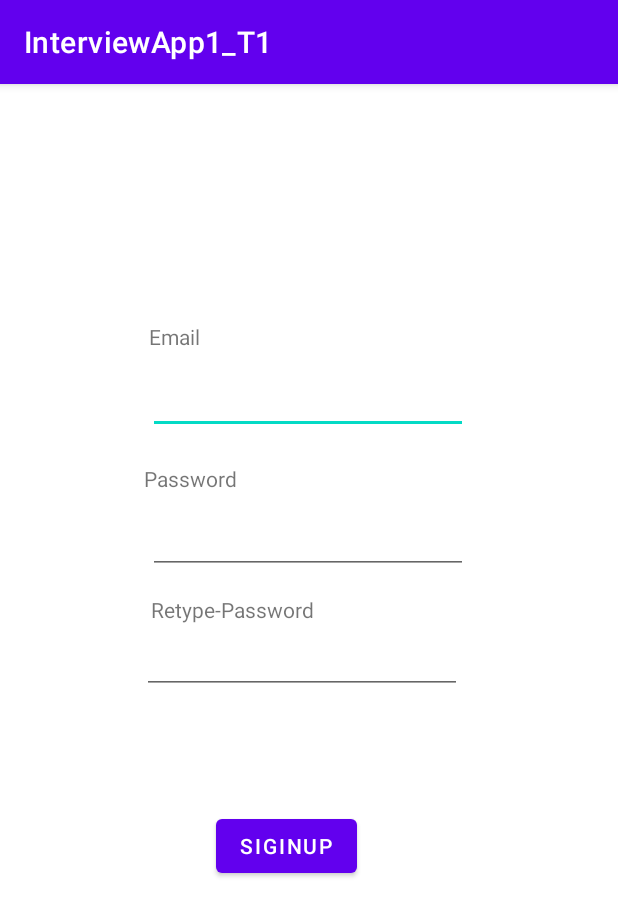
After one commit to Danushan99/interviecode, an Android app: the sigin screen opened directly, with no data from a screen before it, on a phone screen of 412 x 824 dp. The commit adds this screen. Shown: the top 916 px of the screen. Run offline under Robolectric (Android 15) with nearby library versions, the phone set to English and light mode, and no system bars.

Commit message:
3nd commit

```diff
--- a/app/src/main/java/com/sliit/interviewapp1_t1/MainActivity.java
+++ b/app/src/main/java/com/sliit/interviewapp1_t1/MainActivity.java
@@ -13,7 +13,6 @@ public class MainActivity extends AppCompatActivity implements BottomNavigationV
     BottomNavigationView bottomNavigationView;
 
     //initiate bottom navigator
-
     //instantiate fragments
 
 
--- /dev/null
+++ b/app/src/main/java/com/sliit/interviewapp1_t1/sigin.java
@@ -0,0 +1,14 @@
+package com.sliit.interviewapp1_t1;
+
+import androidx.appcompat.app.AppCompatActivity;
+
+import android.os.Bundle;
+
+public class sigin extends AppCompatActivity {
+
+    @Override
+    protected void onCreate(Bundle savedInstanceState) {
+        super.onCreate(savedInstanceState);
+        setContentView(R.layout.activity_sigin);
+    }
+}
--- /dev/null
+++ b/app/src/main/res/layout/activity_sigin.xml
@@ -0,0 +1,94 @@
+<?xml version="1.0" encoding="utf-8"?>
+<androidx.constraintlayout.widget.ConstraintLayout xmlns:android="http://schemas.android.com/apk/res/android"
+    xmlns:app="http://schemas.android.com/apk/res-auto"
+    xmlns:tools="http://schemas.android.com/tools"
+    android:layout_width="match_parent"
+    android:layout_height="match_parent"
+    tools:context=".sigin">
+
+    <EditText
+        android:id="@+id/editTextTextEmailAddress"
+        android:layout_width="wrap_content"
+        android:layout_height="wrap_content"
+        android:ems="10"
+        android:inputType="textEmailAddress"
+        app:layout_constraintBottom_toBottomOf="parent"
+        app:layout_constraintEnd_toEndOf="parent"
+        app:layout_constraintHorizontal_bias="0.497"
+        app:layout_constraintStart_toStartOf="parent"
+        app:layout_constraintTop_toTopOf="parent"
+        app:layout_constraintVertical_bias="0.26" />
+
+    <EditText
+        android:id="@+id/editTextTextEmailAddress2"
+        android:layout_width="wrap_content"
+        android:layout_height="wrap_content"
+        android:ems="10"
+        android:inputType="textEmailAddress"
+        app:layout_constraintBottom_toBottomOf="parent"
+        app:layout_constraintEnd_toEndOf="parent"
+        app:layout_constraintHorizontal_bias="0.497"
+        app:layout_constraintStart_toStartOf="parent"
+        app:layout_constraintTop_toTopOf="parent"
+        app:layout_constraintVertical_bias="0.389" />
+
+    <EditText
+        android:id="@+id/editTextTextEmailAddress3"
+        android:layout_width="wrap_content"
+        android:layout_height="wrap_content"
+        android:ems="10"
+        android:inputType="textEmailAddress"
+        app:layout_constraintBottom_toBottomOf="parent"
+        app:layout_constraintEnd_toEndOf="parent"
+        app:layout_constraintHorizontal_bias="0.477"
+        app:layout_constraintStart_toStartOf="parent"
+        app:layout_constraintTop_toTopOf="parent" />
+
+    <Button
+        android:id="@+id/button"
+        android:layout_width="wrap_content"
+        android:layout_height="wrap_content"
+        android:text="siginup"
+        app:layout_constraintBottom_toBottomOf="parent"
+        app:layout_constraintEnd_toEndOf="parent"
+        app:layout_constraintHorizontal_bias="0.452"
+        app:layout_constraintStart_toStartOf="parent"
+        app:layout_constraintTop_toTopOf="parent"
+        app:layout_constraintVertical_bias="0.672" />
+
+    <TextView
+        android:id="@+id/textView5"
+        android:layout_width="wrap_content"
+        android:layout_height="wrap_content"
+        android:text="Email"
+        app:layout_constraintBottom_toBottomOf="parent"
+        app:layout_constraintEnd_toEndOf="parent"
+        app:layout_constraintHorizontal_bias="0.263"
+        app:layout_constraintStart_toStartOf="parent"
+        app:layout_constraintTop_toTopOf="parent"
+        app:layout_constraintVertical_bias="0.212" />
+
+    <TextView
+        android:id="@+id/textView6"
+        android:layout_width="wrap_content"
+        android:layout_height="wrap_content"
+        android:text="Password"
+        app:layout_constraintBottom_toBottomOf="parent"
+        app:layout_constraintEnd_toEndOf="parent"
+        app:layout_constraintHorizontal_bias="0.275"
+        app:layout_constraintStart_toStartOf="parent"
+        app:layout_constraintTop_toTopOf="parent"
+        app:layout_constraintVertical_bias="0.338" />
+
+    <TextView
+        android:id="@+id/textView4"
+        android:layout_width="wrap_content"
+        android:layout_height="wrap_content"
+        android:text="Retype-Password"
+        app:layout_constraintBottom_toBottomOf="parent"
+        app:layout_constraintEnd_toEndOf="parent"
+        app:layout_constraintHorizontal_bias="0.332"
+        app:layout_constraintStart_toStartOf="parent"
+        app:layout_constraintTop_toTopOf="parent"
+        app:layout_constraintVertical_bias="0.455" />
+</androidx.constraintlayout.widget.ConstraintLayout>
```
Also changed, not shown: app/src/main/AndroidManifest.xml (+7 -1 lines), app/src/main/java/com/sliit/interviewapp1_t1/login.java (added, +14 -0 lines), app/src/main/res/layout/activity_login.xml (added, +70 -0 lines).
